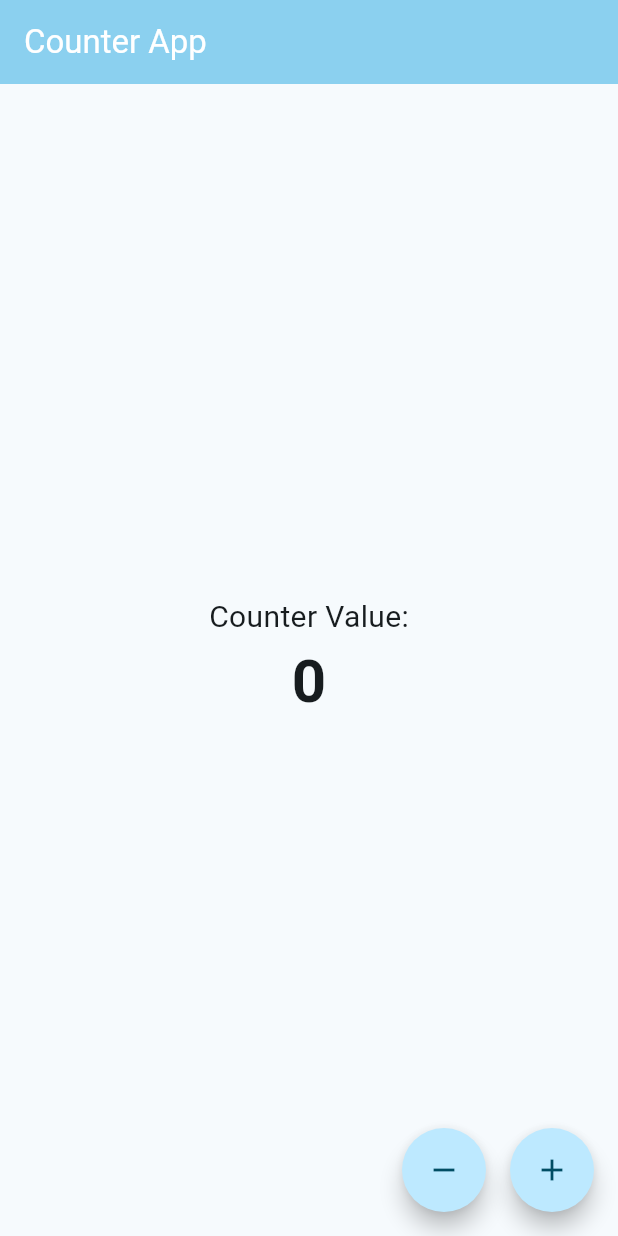
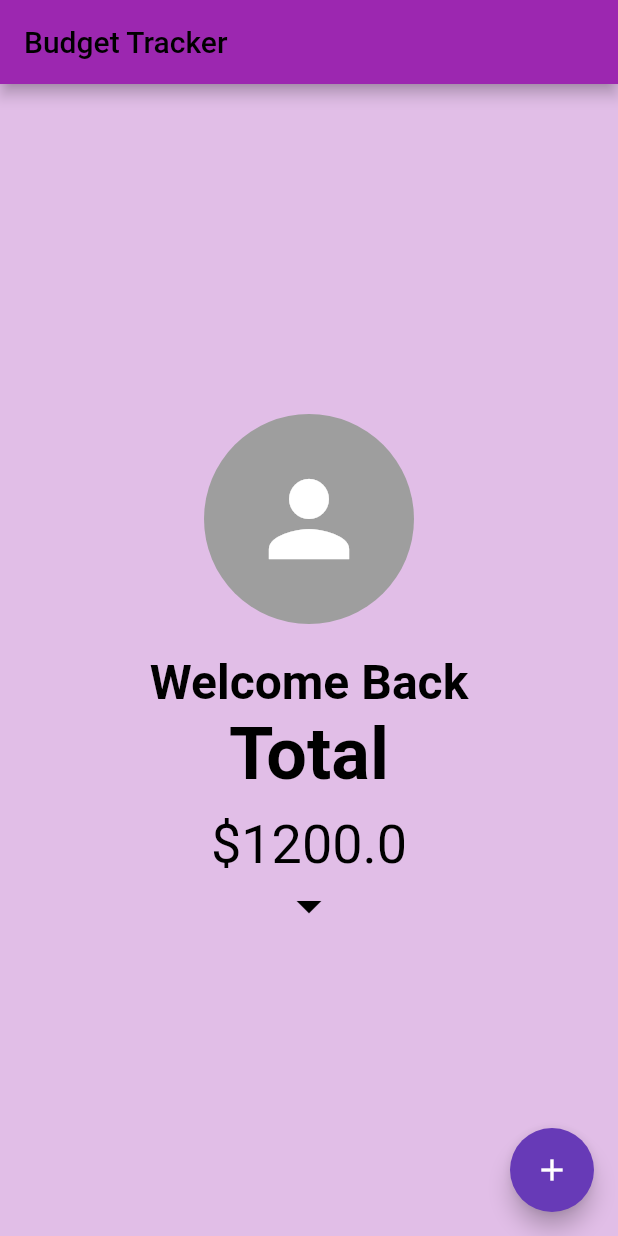
Before and after one commit to Action-Kamen/22B1005_IntroToAppDev, a Flutter app: the screen it shows after launch, on a phone screen of 412 x 824 dp. Run offline on Flutter 3.47's test engine with Material 2 defaults, Android fonts, the phone set to English and light mode, and no system bars.

Commit message:
Update main.dart
week 2 assignment

```diff
--- a/lib/main.dart
+++ b/lib/main.dart
@@ -1,97 +1,201 @@
 import 'package:flutter/material.dart';
 
 void main() {
-  runApp(const MyApp());
+  runApp(BudgetTrackerApp());
 }
 
-class MyApp extends StatelessWidget {
-  const MyApp({Key? key}) : super(key: key);
-
+class BudgetTrackerApp extends StatelessWidget {
   @override
   Widget build(BuildContext context) {
     return MaterialApp(
-      title: 'Counter App',
+      title: 'Budget Tracker',
       theme: ThemeData(
-        primarySwatch: Colors.blueGrey, // Use a darker primarySwatch color
-        colorScheme: ColorScheme.fromSeed(
-            seedColor: Colors.blueGrey), // Use a darker seedColor
-        useMaterial3: true,
+        primaryColor: Colors.purple,
+        appBarTheme: AppBarTheme(
+          backgroundColor: Colors.purple,
         ),
-      home: const MyHomePage(title: 'Counter App'),
+      ),
+      home: HomeScreen(),
     );
   }
 }
 
-class MyHomePage extends StatefulWidget {
-  const MyHomePage({Key? key, required this.title}) : super(key: key);
-
-  final String title;
-
+class HomeScreen extends StatefulWidget {
   @override
-  State<MyHomePage> createState() => _MyHomePageState();
+  _HomeScreenState createState() => _HomeScreenState();
 }
 
-class _MyHomePageState extends State<MyHomePage> {
-  int _counter = 0;
+class _HomeScreenState extends State<HomeScreen> {
+  List<Entry> entries = [
+    Entry(name: 'Salary', amount: 2000),
+    Entry(name: 'Groceries', amount: -100),
+    Entry(name: 'Rent', amount: -500),
+    Entry(name: 'Utilities', amount: -200),
+  ];
 
-  void _incrementCounter() {
-    setState(() {
-      _counter++;
-    });
-  }
-
-  void _decrementCounter() {
-    setState(() {
-      _counter--;
-    });
-  }
+  String category = '';
+  double price = 0.0;
+  bool showEntries = false;
 
   @override
   Widget build(BuildContext context) {
+    double totalAmount = entries.fold(0, (sum, entry) => sum + entry.amount);
+    String netAmountText = totalAmount >= 0 ? '\$$totalAmount' : '-\$${totalAmount.abs()}';
+
     return Scaffold(
       appBar: AppBar(
-        backgroundColor: Theme.of(context).colorScheme.inversePrimary,
         title: Text(
-          widget.title,
-          style: const TextStyle(color: Colors.white),
+          'Budget Tracker',
+          style: TextStyle(color: Colors.black),
         ),
       ),
-      body: Center(
+      body: Container(
+        color: Colors.purple[100], // Set the background color to lavender purple
+        child: Center(
           child: Column(
             mainAxisAlignment: MainAxisAlignment.center,
-          children: <Widget>[
-            const Text(
-              'Counter Value:',
-              style: TextStyle(fontSize: 20),
+            children: [
+              if (!showEntries) // Show only when entries are hidden
+                Column(
+                  children: [
+                    SizedBox(height: 20),
+                    CircleAvatar(
+                      radius: 70,
+                      backgroundColor: Colors.grey, // Replace with your profile image
+                      child: Icon(Icons.person, size: 80, color: Colors.white),
                     ),
+                    SizedBox(height: 20),
                     Text(
-              '$_counter',
-              style: TextStyle(fontSize: 40, fontWeight: FontWeight.bold),
+                      'Welcome Back',
+                      style: TextStyle(fontSize: 32, fontWeight: FontWeight.bold, color: Colors.black),
+                    ),
+                  ],
+                ),
+              GestureDetector(
+                onTap: () {
+                  setState(() {
+                    showEntries = !showEntries;
+                  });
+                },
+                child: Column(
+                  mainAxisAlignment: MainAxisAlignment.center,
+                  children: [
+                    Text(
+                      'Total',
+                      style: TextStyle(fontSize: 48, fontWeight: FontWeight.bold, color: Colors.black),
+                    ),
+                    SizedBox(height: 12),
+                    Text(
+                      netAmountText,
+                      style: TextStyle(fontSize: 36, color: Colors.black),
+                    ),
+                    Icon(
+                      showEntries ? Icons.arrow_drop_up : Icons.arrow_drop_down,
+                      size: 40,
+                      color: Colors.black,
                     ),
                   ],
                 ),
               ),
-      floatingActionButton: Align(
-        alignment: Alignment.bottomRight,
+              if (showEntries)
+                ...entries.map(
+                      (entry) => Padding(
+                    padding: const EdgeInsets.all(8.0),
+                    child: Container(
+                      decoration: BoxDecoration(
+                        color: Colors.purple[50], // Light purple background inside the border
+                        borderRadius: BorderRadius.circular(12), // Rounded border
+                      ),
+                      padding: EdgeInsets.all(16),
                       child: Row(
-          mainAxisAlignment: MainAxisAlignment.end,
+                        mainAxisAlignment: MainAxisAlignment.spaceBetween,
                         children: [
-            FloatingActionButton(
-              onPressed: _decrementCounter,
-              tooltip: 'Decrement',
-              child: const Icon(Icons.remove),
-              shape: const CircleBorder(),
+                          Text(
+                            '${entry.name}:',
+                            style: TextStyle(fontSize: 24, fontWeight: FontWeight.bold, color: Colors.black),
                           ),
-            const SizedBox(width: 16.0),
-            FloatingActionButton(
-              onPressed: _incrementCounter,
-              tooltip: 'Increment',
-              child: const Icon(Icons.add),
-              shape: const CircleBorder(),
+                          Text(
+                            '${entry.amount >= 0 ? '+' : '-'}\$${entry.amount.abs().toStringAsFixed(2)}',
+                            style: TextStyle(fontSize: 24, color: Colors.black),
+                          ),
+                          IconButton(
+                            icon: Icon(Icons.delete),
+                            onPressed: () => _deleteEntry(entry),
                           ),
                         ],
                       ),
                     ),
+                  ),
+                ),
+            ],
+          ),
+        ),
+      ),
+      floatingActionButton: FloatingActionButton(
+        onPressed: () => _showAddEntryDialog(context),
+        child: Icon(Icons.add),
+        backgroundColor: Colors.deepPurple, // Set the background color to deep purple
+      ),
+      floatingActionButtonLocation: FloatingActionButtonLocation.endFloat,
     );
   }
+
+  void _showAddEntryDialog(BuildContext context) {
+    showDialog(
+      context: context,
+      builder: (BuildContext context) {
+        return AlertDialog(
+          title: Text('Add New Entry'),
+          content: Column(
+            mainAxisSize: MainAxisSize.min,
+            children: [
+              TextField(
+                onChanged: (value) => category = value,
+                decoration: InputDecoration(labelText: 'Category'),
+              ),
+              TextField(
+                onChanged: (value) => price = double.tryParse(value) ?? 0.0,
+                decoration: InputDecoration(labelText: 'Price'),
+                keyboardType: TextInputType.number,
+              ),
+            ],
+          ),
+          actions: [
+            ElevatedButton(
+              onPressed: () => Navigator.of(context).pop(),
+              child: Text('Cancel'),
+              style: ElevatedButton.styleFrom(primary: Colors.deepPurple), // Set the button color to deep purple
+            ),
+            ElevatedButton(
+              onPressed: () {
+                if (category.isNotEmpty && price != 0.0) {
+                  setState(() {
+                    entries.add(Entry(name: category, amount: price));
+                    category = '';
+                    price = 0.0;
+                  });
+                  Navigator.of(context).pop();
                 }
+              },
+              child: Text('Add'),
+              style: ElevatedButton.styleFrom(primary: Colors.deepPurple), // Set the button color to deep purple
+            ),
+          ],
+        );
+      },
+    );
+  }
+
+  void _deleteEntry(Entry entry) {
+    setState(() {
+      entries.remove(entry);
+    });
+  }
+}
+
+class Entry {
+  final String name;
+  final double amount;
+
+  Entry({required this.name, required this.amount});
+}
```
Lines whose indentation alone changed are shown as unchanged.
